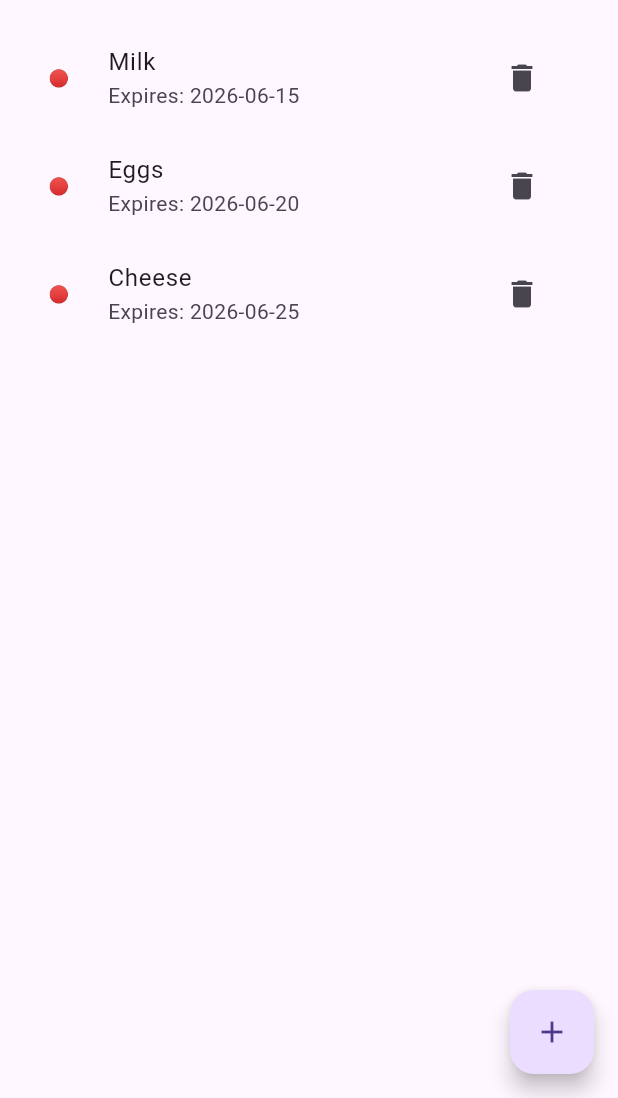
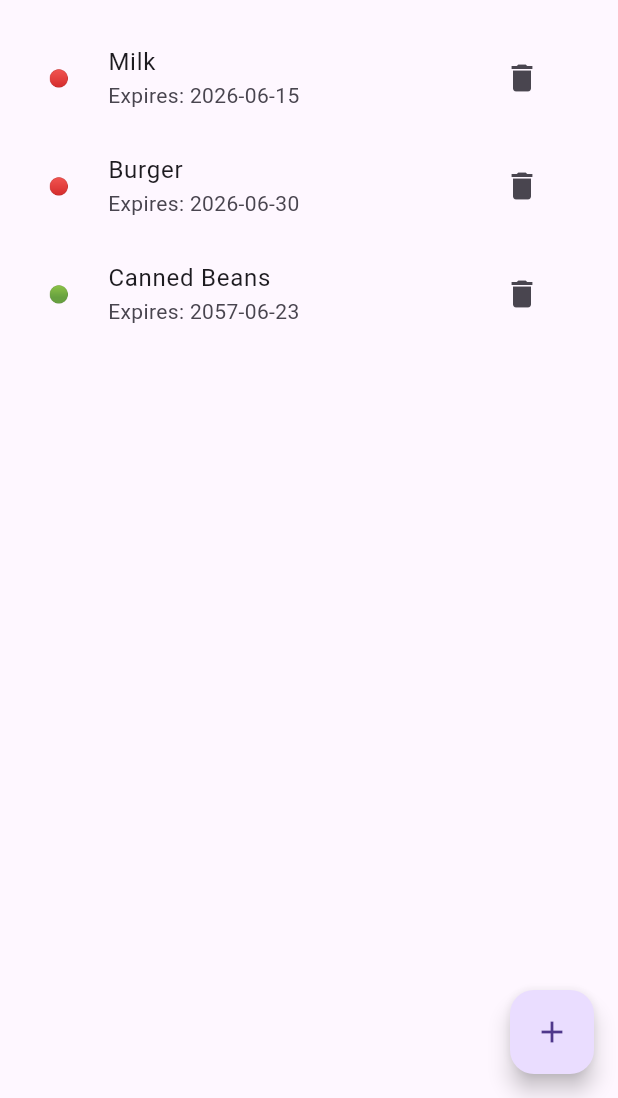
Before and after one commit to JLHC123/FoodApp_Test, a Flutter app: the screen it shows after launch, on a phone screen of 412 x 824 dp, the part 138-1236 px from its top. Run offline on Flutter 3.47's test engine with Material 3 defaults, Android fonts, the phone set to English and light mode, and no system bars.

Commit message:
changed foods so that it now is represented by class Food, and included id since that will be used when it comes to the database that will be implemented in the future here.
That means that we no longer need to translate expirationDate (string) to DateTime as it is already DateTime.

We use DateFormat('yyyy-MM-dd) to ensure that only the year, month and day is displayed, nothing else.

We temporarily use nextId++ again while we don't have our database, and also implement Food class when adding more foods.

Right now if a food expires today it shows red when imo it should remain yellow until the entire day passed, so will need to look into that.

We're also using package:intl for the formatting of year month day

```diff
--- a/FoodApp/food_app/lib/main.dart
+++ b/FoodApp/food_app/lib/main.dart
@@ -1,4 +1,5 @@
 import 'package:flutter/material.dart';
+import 'package:intl/intl.dart';
 
 void main() {
   runApp(const FoodApp());
@@ -23,15 +24,40 @@ class FoodHomePage extends StatefulWidget {
   State<FoodHomePage> createState() => _FoodHomePageState();
 }
 
+class Food{
+  final int id;
+  final String name;
+  final DateTime expirationDate;
+
+  Food({
+    required this.id,
+    required this.name,
+    required this.expirationDate,
+  });
+}
+
 class _FoodHomePageState extends State<FoodHomePage> {
   // for "missing user input"
   final _formKey = GlobalKey<FormState>();
 
   // stand in for database
-  final foods = [
-    {'name': 'Milk', 'expirationDate': '2026-06-15'},
-    {'name': 'Eggs', 'expirationDate': '2026-06-20'},
-    {'name': 'Cheese', 'expirationDate': '2026-06-25'},
+  int nextId = 4;
+  final List<Food> foods = [
+    Food(
+      id: 1,
+      name: 'Milk',
+      expirationDate: DateTime(2026, 6, 15),
+    ),
+    Food(
+      id: 2,
+      name: 'Burger',
+      expirationDate: DateTime(2026, 6, 30),
+    ),
+    Food(
+      id: 3,
+      name: 'Canned Beans',
+      expirationDate: DateTime(2057, 6, 23),
+    )
   ];
 
   @override
@@ -55,7 +81,7 @@ class _FoodHomePageState extends State<FoodHomePage> {
                 itemCount: foods.length,
                 itemBuilder: (context, index) {
                   final food = foods[index];
-                  final expirationDate = DateTime.parse(food['expirationDate']!);
+                  final expirationDate = food.expirationDate;
                   final today = DateTime.now();
 
                   // expiration date icon color code
@@ -73,9 +99,10 @@ class _FoodHomePageState extends State<FoodHomePage> {
                     leading: Text(
                       expirationStatusIcon,
                     ),
-                    title: Text(food['name']!),
+                    title: Text(food.name),
                     subtitle:
-                    Text('Expires: ${food['expirationDate']}'),
+                    //
+                    Text('Expires: ${DateFormat('yyyy-MM-dd').format(food.expirationDate)}'),
                     onTap: () {
                     },
                     // delete button at the side of each item
@@ -173,7 +200,13 @@ class _FoodHomePageState extends State<FoodHomePage> {
             onPressed: () {
               if (_formKey.currentState!.validate()) {
                 setState(() {
-                  foods.add({'name': foodNameController.text, 'expirationDate': expirationDateController.text});
+                  foods.add(
+                    Food(
+                      id: nextId++,
+                      name: foodNameController.text,
+                      expirationDate: DateTime.parse(expirationDateController.text,)
+                      )
+                    );
                 });
                 Navigator.pop(context);
               }
@@ -185,12 +218,12 @@ class _FoodHomePageState extends State<FoodHomePage> {
     );
   }
 
-  void showDeleteDialog(BuildContext context, Map<String, String> food, int index) {
+  void showDeleteDialog(BuildContext context, Food food, int index) {
     showDialog(
       context: context,
       builder: (context) => AlertDialog(
         title: Text('Delete Food'),
-        content: Text('Delete ${food['name']}?'),
+        content: Text('Delete ${food.name}?'),
         actions: [
           TextButton(
             onPressed:() {
@@ -208,7 +241,7 @@ class _FoodHomePageState extends State<FoodHomePage> {
     );
   }
 
-  void deleteFood(int index, Map<String, String> food) {
+  void deleteFood(int index, Food food) {
     setState(() {
       foods.removeAt(index);
     });
--- a/FoodApp/food_app/pubspec.yaml
+++ b/FoodApp/food_app/pubspec.yaml
@@ -30,6 +30,7 @@ environment:
 dependencies:
   flutter:
     sdk: flutter
+  intl: ^0.20.3
 
   # The following adds the Cupertino Icons font to your application.
   # Use with the CupertinoIcons class for iOS style icons.
```
Also changed, not shown: FoodApp/food_app/pubspec.lock.
